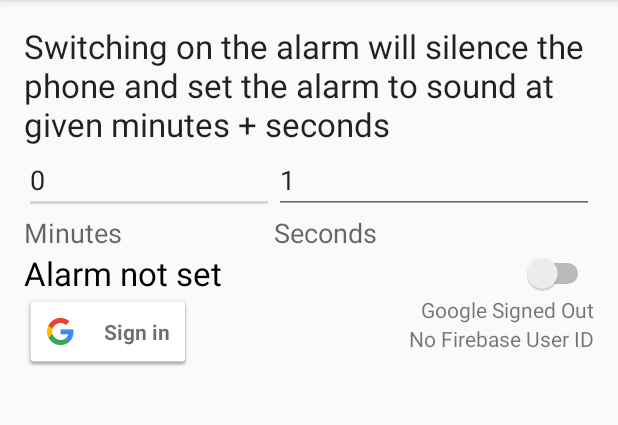
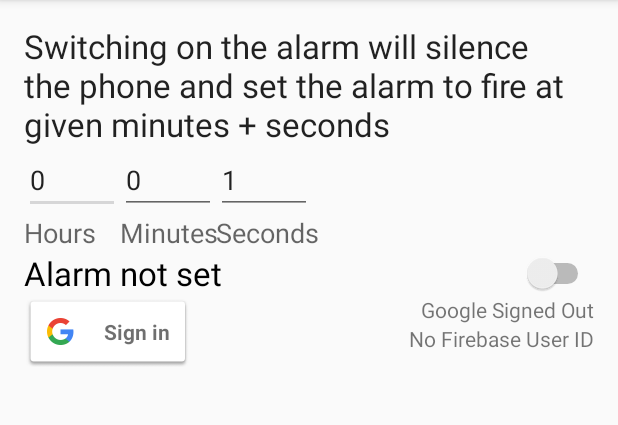
Before and after one commit to hilliao/enterprise-solutions, an Android app: the screen it shows after launch (MainActivity), on a phone screen of 412 x 824 dp, the part 84-509 px from its top. Run offline under Robolectric (Android 15) with nearby library versions, the phone set to English and light mode, and no system bars; our stand-ins replace Firebase (no records; nobody signed in at launch, a user with empty details on screens opened directly); 5 statements that could not run were skipped.

Commit message:
1 .Added hour parameter 2. Add deep-links and app indexing https://firebase.google.com/docs/app-indexing/android/activity https://developer.android.com/studio/write/app-link-indexing.html#indexing https://firebase.google.com/docs/app-indexing/ https://developer.android.com/training/app-indexing/enabling-app-indexing.html https://developers.google.com/android/guides/api-client https://developer.android.com/training/app-links/index.html 3. Fix sign out crash by separating Google Api Client http://stackoverflow.com/questions/35853657/caused-by-java-lang-illegalstateexception-googleapiclient-is-not-connected-yet

```diff
--- a/NapTimeAlarm/app/build.gradle
+++ b/NapTimeAlarm/app/build.gradle
@@ -8,8 +8,8 @@ android {
         applicationId "com.dlinkddns.hil.naptimealarm"
         minSdkVersion 21
         targetSdkVersion 23
-        versionCode 3
-        versionName "0.1"
+        versionCode 6
+        versionName "0.3.1"
     }
     buildTypes {
         release {
@@ -30,6 +30,7 @@ dependencies {
     // Google Sign In SDK (only required for Google Sign In)
     compile 'com.google.android.gms:play-services-auth:9.2.1'
     compile 'com.google.firebase:firebase-database:9.2.1'
+    compile 'com.google.android.gms:play-services-appindexing:9.2.1'
 }
 
 apply plugin: 'com.google.gms.google-services'
--- a/NapTimeAlarm/app/src/main/res/layout/content_main.xml
+++ b/NapTimeAlarm/app/src/main/res/layout/content_main.xml
@@ -21,14 +21,22 @@
         android:textAppearance="?android:attr/textAppearanceLarge" />
 
     <EditText
+        android:id="@+id/hourCountdown"
+        android:layout_width="wrap_content"
+        android:layout_height="wrap_content"
+        android:layout_alignParentStart="true"
+        android:layout_below="@+id/introText"
+        android:ems="3"
+        android:inputType="numberSigned"
+        android:text="0" />
+
+    <EditText
         android:id="@+id/minuteCountdown"
         android:layout_width="wrap_content"
         android:layout_height="wrap_content"
-        android:layout_alignParentLeft="true"
-        android:layout_alignParentStart="true"
-        android:layout_below="@+id/introText"
-        android:layout_toStartOf="@+id/textViewSec"
-        android:ems="10"
+        android:layout_alignTop="@+id/hourCountdown"
+        android:layout_toEndOf="@+id/hourCountdown"
+        android:ems="3"
         android:inputType="numberSigned"
         android:text="0" />
 
@@ -36,9 +44,9 @@
         android:id="@+id/secondCountdown"
         android:layout_width="wrap_content"
         android:layout_height="wrap_content"
-        android:layout_alignEnd="@+id/introText"
-        android:layout_below="@+id/introText"
-        android:ems="10"
+        android:layout_alignTop="@+id/minuteCountdown"
+        android:layout_toEndOf="@+id/minuteCountdown"
+        android:ems="3"
         android:inputType="numberSigned"
         android:text="1" />
 
@@ -46,10 +54,7 @@
         android:id="@+id/textViewMin"
         android:layout_width="wrap_content"
         android:layout_height="wrap_content"
-        android:layout_alignEnd="@+id/minuteCountdown"
-        android:layout_alignParentLeft="true"
-        android:layout_alignParentStart="true"
-        android:layout_alignRight="@+id/minuteCountdown"
+        android:layout_alignStart="@+id/minuteCountdown"
         android:layout_below="@+id/minuteCountdown"
         android:text="Minutes"
         android:textAppearance="?android:attr/textAppearanceMedium" />
@@ -61,6 +66,16 @@
         android:layout_alignStart="@+id/secondCountdown"
         android:layout_alignTop="@+id/textViewMin"
         android:text="Seconds"
+        android:textAppearance="?android:attr/textAppearanceMedium" />
+
+    <TextView
+        android:id="@+id/ViewHour"
+        android:layout_width="wrap_content"
+        android:layout_height="wrap_content"
+        android:layout_above="@+id/switchAlarm"
+        android:layout_alignParentStart="true"
+        android:layout_below="@+id/minuteCountdown"
+        android:text="Hours"
         android:textAppearance="?android:attr/textAppearanceMedium" />
 
     <Switch
@@ -110,5 +125,4 @@
         android:layout_alignParentEnd="true"
         android:layout_below="@+id/textViewGoogleUser"
         android:text="FirebaseUserInfo" />
-
 </RelativeLayout>
--- a/NapTimeAlarm/app/src/main/res/values/dimens.xml
+++ b/NapTimeAlarm/app/src/main/res/values/dimens.xml
@@ -2,5 +2,4 @@
     <!-- Default screen margins, per the Android Design guidelines. -->
     <dimen name="activity_horizontal_margin">16dp</dimen>
     <dimen name="activity_vertical_margin">16dp</dimen>
-    <dimen name="fab_margin">16dp</dimen>
 </resources>
--- a/NapTimeAlarm/app/src/main/res/values/strings.xml
+++ b/NapTimeAlarm/app/src/main/res/values/strings.xml
@@ -10,5 +10,8 @@
     <string name="firebase_status_fmt">Firebase User: %s</string>
     <string name="Google_signed_out">Google Signed Out</string>
     <string name="firebase_signed_out">No Firebase User ID</string>
-    <string name="intro_text">Switching on the alarm will silence the phone and set the alarm to sound at given minutes + seconds</string>
+    <string name="intro_text">Switching on the alarm will silence the phone and set the alarm to fire at given minutes + seconds</string>
+    <string name="uri">http://hil.dlinkddns.com/naptimealarm</string>
+    <!-- format per https://developer.android.com/training/app-indexing/enabling-app-indexing.html -->
+    <string name="appUri">android-app://com.dlinkddns.hil.naptimealarm/http/hil.dlinkddns.com/naptimealarm</string>
 </resources>
```
Also changed, not shown: NapTimeAlarm/app/src/main/AndroidManifest.xml (+19 -2 lines), NapTimeAlarm/app/src/main/java/com/dlinkddns/hil/naptimealarm/MainActivity.java (+98 -43 lines), NapTimeAlarm/app/src/main/java/com/dlinkddns/hil/naptimealarm/TimeInterval.java (+0 -12 lines).
